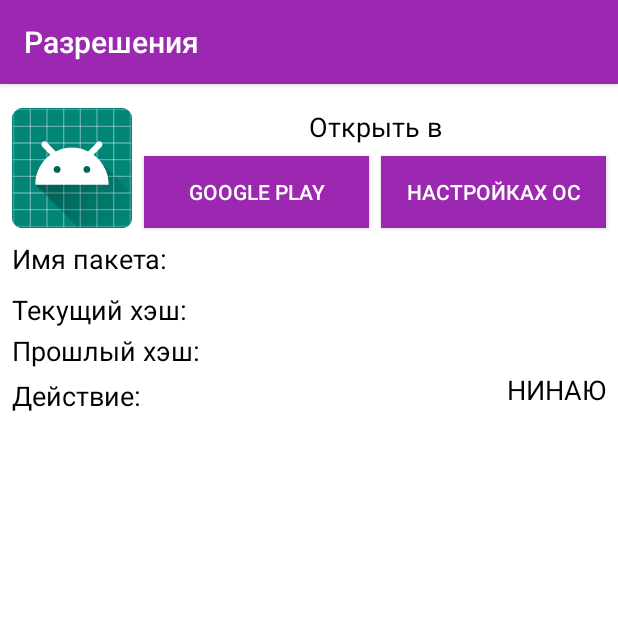
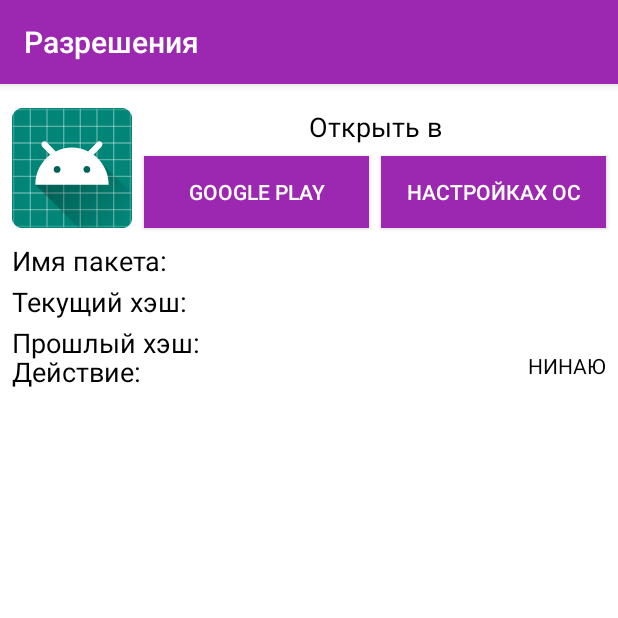
Before and after one commit to Raiden18/Integrity-control, an Android app: the fragment SingleApplicationFragment placed in its activity, on a phone screen of 412 x 824 dp, the top half of it. Run offline under Robolectric (Android 15) with nearby library versions, the phone set to English and light mode, and no system bars; our stand-ins replace data binding, navigation-ui; libraries missing offline, so code that uses them is left out: com.livetyping.permission; 7 statements that could not run were skipped.

Commit message:
added styles for single app screen

```diff
--- a/presentation/src/main/res/layout/fragment_single_application.xml
+++ b/presentation/src/main/res/layout/fragment_single_application.xml
@@ -75,20 +75,22 @@
                 android:text="@string/single_app_package_name"
                 style="@style/LibleInfoTextStyleField"
                 android:layout_marginTop="8dp"
-                app:layout_constraintTop_toBottomOf="@+id/single_app_icon"
                 app:layout_constraintStart_toStartOf="@+id/single_app_icon"
+                app:layout_constraintBottom_toBottomOf="@+id/single_app_name_package"
+                app:layout_constraintTop_toTopOf="@+id/single_app_name_package"
                 />
 
         <TextView
                 android:id="@+id/single_app_name_package"
                 android:text="@{viewModel.uiApplication.packageName}"
                 tools:text="com.raiden.thesiswork"
-                style="@style/LibleInfoTextStyleField"
+                style="@style/SingleAppField"
                 app:layout_constraintEnd_toEndOf="parent"
                 android:layout_marginEnd="8dp"
                 android:layout_marginTop="8dp"
                 app:layout_constraintTop_toBottomOf="@+id/single_app_icon"
-                android:gravity="right"
+                app:layout_constraintStart_toStartOf="@+id/single_app_open_in_options"
+                android:layout_width="0dp"
                 />
 
         <TextView
@@ -104,16 +106,13 @@
         <TextView
                 android:id="@+id/single_app_current_hash"
                 android:text="@{viewModel.uiApplication.currentVersionNameMd5}"
-                style="@style/LibleInfoTextStyleField"
-                android:layout_width="120dp"
+                style="@style/SingleAppField"
                 tools:text="1111111111111111111111111111"
-                android:singleLine="false"
-                android:textSize="14sp"
-                android:gravity="right"
-                android:maxLines="2"
                 app:layout_constraintEnd_toEndOf="@+id/single_app_name_package"
                 android:layout_marginTop="8dp"
                 app:layout_constraintTop_toBottomOf="@+id/single_app_name_package"
+                app:layout_constraintStart_toStartOf="@+id/single_app_name_package"
+                android:layout_width="0dp"
                 />
 
         <TextView
@@ -129,16 +128,13 @@
         <TextView
                 android:id="@+id/single_app_old_hash"
                 android:text="@{viewModel.uiApplication.currentVersionNameMd5}"
-                style="@style/LibleInfoTextStyleField"
-                android:layout_width="120dp"
+                style="@style/SingleAppField"
                 tools:text="1111111111111111111111111111"
-                android:singleLine="false"
-                android:textSize="14sp"
-                android:maxLines="2"
                 app:layout_constraintEnd_toEndOf="@+id/single_app_current_hash"
                 android:layout_marginTop="8dp"
                 app:layout_constraintTop_toBottomOf="@+id/single_app_current_hash"
-                android:gravity="right"
+                app:layout_constraintStart_toStartOf="@+id/single_app_current_hash"
+                android:layout_width="0dp"
                 />
 
         <TextView
@@ -154,14 +150,12 @@
         <TextView
                 android:id="@+id/single_app_action"
                 android:text="НИНАЮ"
-                style="@style/LibleInfoTextStyleField"
-                android:layout_width="wrap_content"
+                style="@style/SingleAppField"
                 tools:text="Удалено"
-                android:singleLine="false"
-                android:layout_marginTop="8dp"
                 app:layout_constraintTop_toBottomOf="@+id/single_app_old_hash"
                 app:layout_constraintEnd_toEndOf="@+id/single_app_old_hash"
-                android:gravity="right"
+                app:layout_constraintStart_toStartOf="@+id/single_app_old_hash"
+                android:layout_width="0dp"
                 />
     </androidx.constraintlayout.widget.ConstraintLayout>
 </layout>
--- a/presentation/src/main/res/values/styles.xml
+++ b/presentation/src/main/res/values/styles.xml
@@ -99,4 +99,14 @@
         <item name="android:gravity">center</item>
         <item name="android:layout_gravity">center</item>
     </style>
+
+    <style name="SingleAppField">
+        <item name="android:layout_width">140dp</item>
+        <item name="android:layout_height">wrap_content</item>
+        <item name="android:singleLine">false</item>
+        <item name="android:textSize">14sp</item>
+        <item name="android:maxLines">2</item>
+        <item name="android:gravity">right</item>
+        <item name="android:textColor">@android:color/black</item>
+    </style>
 </resources>
```
